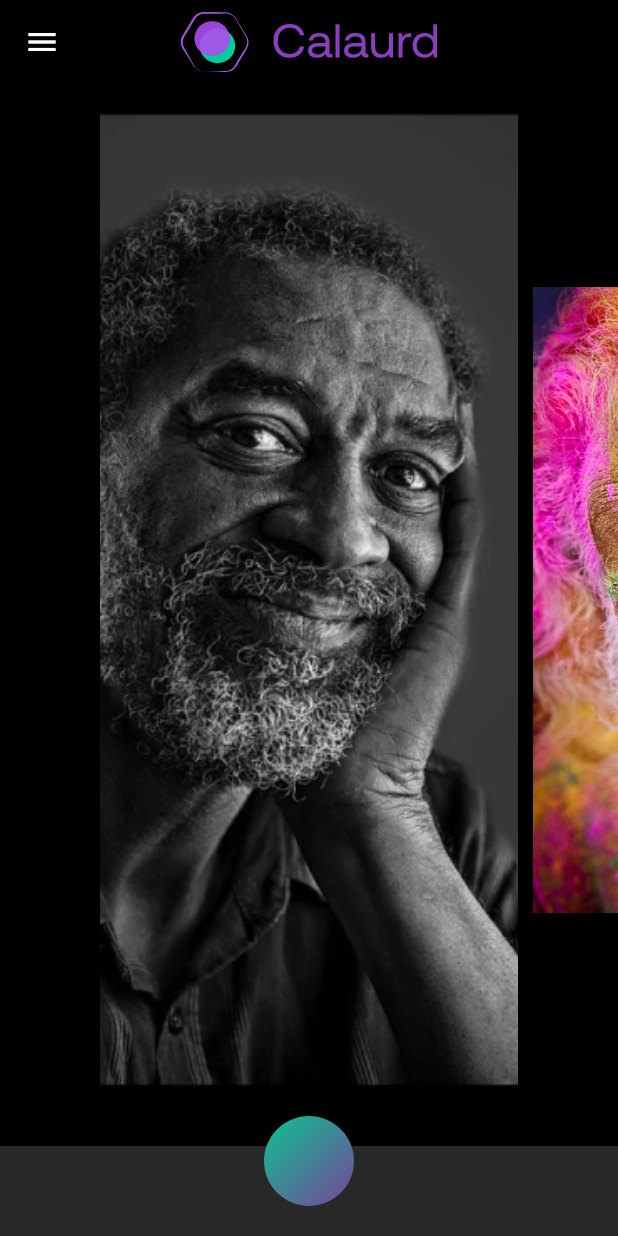
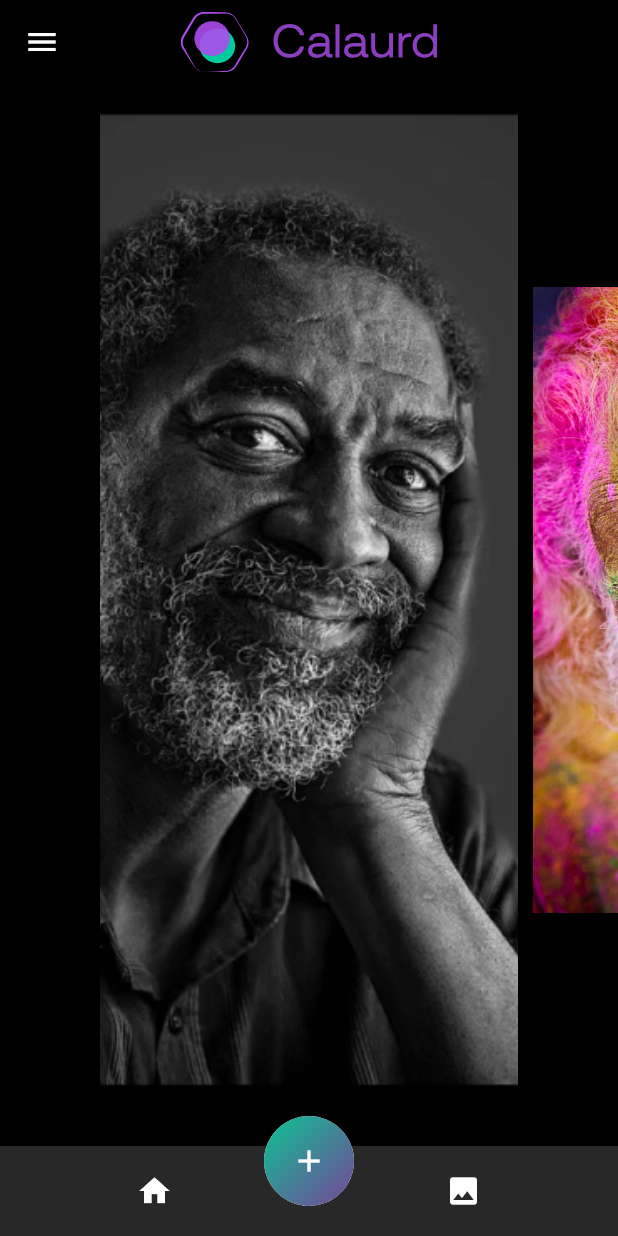
Before and after one commit to fiizzy/Calaurd, a Flutter app: the Home screen opened by its route, on a phone screen of 412 x 824 dp. Run offline on Flutter 3.47's test engine with Material 2 defaults, Android fonts, the phone set to English and light mode, and no system bars; our stand-ins replace firebase_core, websafe_svg; accounts and stored records are empty.

Commit message:
New request half UI complete

```diff
--- a/lib/main.dart
+++ b/lib/main.dart
@@ -1,6 +1,7 @@
 import 'package:calaurd/styles/styles.dart';
 import 'package:calaurd/views/home/home.dart';
 import 'package:calaurd/views/onboarding/onboarding.dart';
+import 'package:calaurd/views/uploadImage/uploadImage.dart';
 import 'package:flutter/material.dart';
 import 'package:firebase_core/firebase_core.dart';
 
@@ -21,6 +22,7 @@ class MyApp extends StatelessWidget {
       routes: {
         '/': (context) => Onboarding(),
         '/home': (context) => Home(),
+        '/uploadImage': (context) => UploadImage(),
       },
     );
   }
--- a/lib/styles/styles.dart
+++ b/lib/styles/styles.dart
@@ -35,6 +35,11 @@ class MyStyles {
     fontSize: 16,
     fontFamily: 'Aeonik-Regular',
     color: Colors.black,
+  );
+  static TextStyle bodyTextWhite = TextStyle(
+    fontSize: 18,
+    fontFamily: 'Aeonik-Regular',
+    color: white,
   );
 
   //All Gradient Widgets
--- a/lib/views/home/bottomNavbar.dart
+++ b/lib/views/home/bottomNavbar.dart
@@ -17,16 +17,67 @@ class _BottomNavbarState extends State<BottomNavbar> {
           height: 60,
           width: MyStyles.deviceWidth(context),
           color: MyStyles.primaryGrey,
+          child: Row(
+            children: [
+              Container(
+                height: 60,
+                width: MyStyles.deviceWidth(context) * .5,
+                child: Center(
+                  child: Material(
+                    shape: CircleBorder(),
+                    color: Color.fromRGBO(0, 0, 0, 0),
+                    clipBehavior: Clip.hardEdge,
+                    child: InkWell(
+                      onTap: () {},
+                      child: Container(
+                          height: 60, width: 60, child: Icon(Icons.home)),
+                    ),
+                  ),
+                ),
+              ),
+              Container(
+                height: 60,
+                width: MyStyles.deviceWidth(context) * .5,
+                child: Center(
+                  child: Material(
+                    shape: CircleBorder(),
+                    color: Color.fromRGBO(0, 0, 0, 0),
+                    clipBehavior: Clip.hardEdge,
+                    child: InkWell(
+                      onTap: () {
+                        Navigator.pushNamed(context, '/uploadImage');
+                      },
+                      child: Container(
+                          height: 60, width: 60, child: Icon(Icons.image)),
+                    ),
+                  ),
+                ),
+              ),
+            ],
+          ),
         ),
         Positioned(
           top: -20,
+          child: Material(
+            shape: CircleBorder(),
+            clipBehavior: Clip.hardEdge,
+            child: InkWell(
+              splashColor: Colors.red,
+              onTap: () {
+                Navigator.pushNamed(context, '/uploadImage');
+              },
               child: Container(
+                child: Center(
+                  child: Icon(Icons.add),
+                ),
                 height: 60,
                 width: 60,
                 decoration: BoxDecoration(
                     gradient: MyStyles.gradient,
                     borderRadius: MyStyles.myBorderRadius),
               ),
+            ),
+          ),
         )
       ],
     );
--- a/lib/views/widgets/preloader.dart
+++ b/lib/views/widgets/preloader.dart
@@ -1,4 +1,3 @@
-import 'package:calaurd/styles/styles.dart';
 import 'package:flutter/material.dart';
 
 class Preloader extends StatelessWidget {
```
Also changed, not shown: lib/views/uploadImage/uploadImage.dart (added, +142 -0 lines), lib/views/widgets/backIcon.dart (added, +44 -0 lines), images/uploadimageImage.png (added), svg/imageUrl.svg (added), svg/uploadImageBg.svg (added), svg/uploadImageImage.svg (added). Lines whose indentation alone changed are shown as unchanged.
